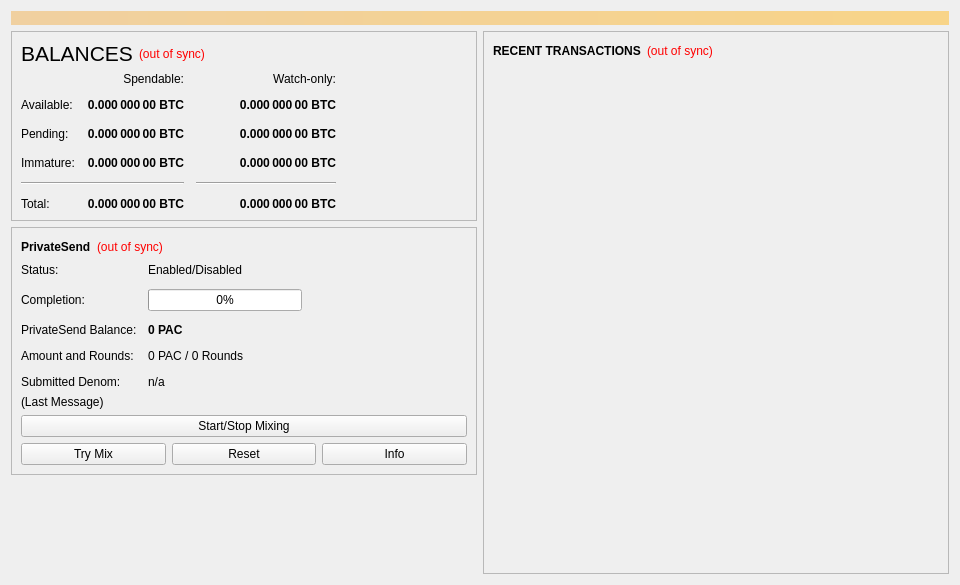
Old version of the form src/qt/forms/overviewpage.ui in the repository theRealDijida/PAC.
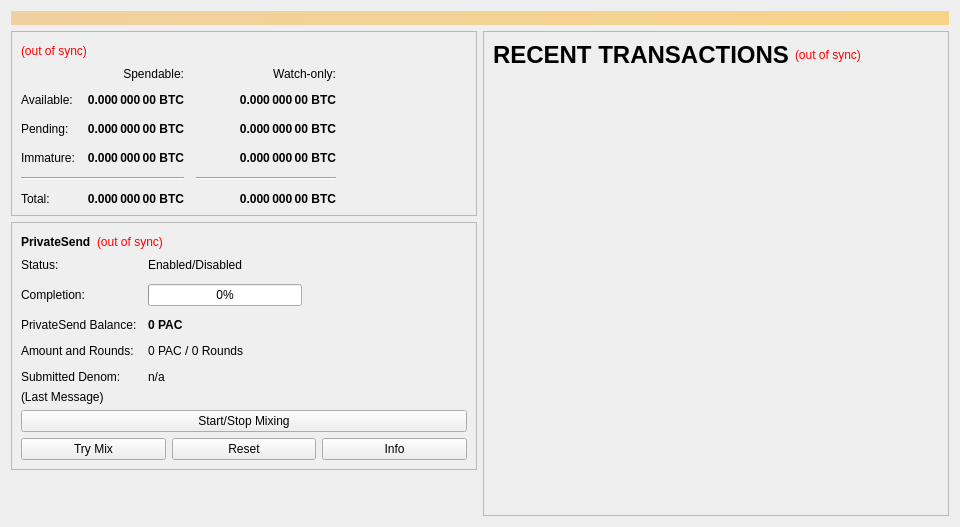
New version of the form.

```diff
--- a/src/qt/forms/overviewpage.ui
+++ b/src/qt/forms/overviewpage.ui
@@ -7,7 +7,7 @@
     <x>0</x>
     <y>0</y>
     <width>960</width>
-    <height>585</height>
+    <height>527</height>
    </rect>
   </property>
   <property name="minimumSize">
@@ -54,20 +54,6 @@
          <layout class="QVBoxLayout" name="verticalLayout_4">
           <item>
            <layout class="QHBoxLayout" name="horizontalLayout_4">
-            <item>
-             <widget class="QLabel" name="label_5">
-              <property name="font">
-               <font>
-                <pointsize>16</pointsize>
-                <weight>50</weight>
-                <bold>false</bold>
-               </font>
-              </property>
-              <property name="text">
-               <string>BALANCES</string>
-              </property>
-             </widget>
-            </item>
             <item>
              <widget class="QLabel" name="labelWalletStatus">
               <property name="toolTip">
@@ -672,6 +658,7 @@
              <widget class="QLabel" name="label_4">
               <property name="font">
                <font>
+                <pointsize>18</pointsize>
                 <weight>75</weight>
                 <bold>true</bold>
                </font>
@@ -714,6 +701,12 @@
           </item>
           <item>
            <widget class="QListView" name="listTransactions">
+            <property name="maximumSize">
+             <size>
+              <width>16777215</width>
+              <height>16777215</height>
+             </size>
+            </property>
             <property name="styleSheet">
              <string notr="true">QListView { background: transparent; }</string>
             </property>
@@ -731,6 +724,19 @@
             </property>
            </widget>
           </item>
+          <item>
+           <spacer name="verticalSpacer_2">
+            <property name="orientation">
+             <enum>Qt::Vertical</enum>
+            </property>
+            <property name="sizeHint" stdset="0">
+             <size>
+              <width>20</width>
+              <height>40</height>
+             </size>
+            </property>
+           </spacer>
+          </item>
          </layout>
         </widget>
        </item>
```
